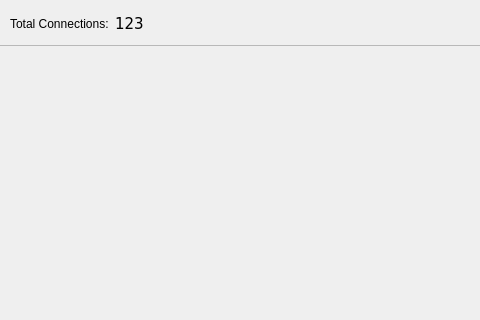
Old version of the form robot_server/gui/resources/main_window.ui in the repository leirimnad/robot_server; both pictures show x 386 to 866 and y 0 to 320 of the 1046 by 597 pixel window.
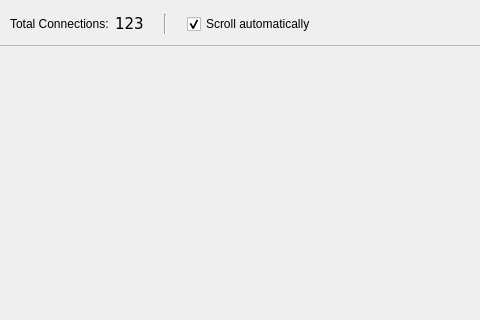
New version of the form.

Commit message: add automatic scrolling controls

Patch:
```diff
--- a/robot_server/gui/resources/main_window.ui
+++ b/robot_server/gui/resources/main_window.ui
@@ -115,6 +115,23 @@
         </item>
        </layout>
       </item>
+      <item>
+       <widget class="Line" name="line_2">
+        <property name="orientation">
+         <enum>Qt::Vertical</enum>
+        </property>
+       </widget>
+      </item>
+      <item>
+       <widget class="QCheckBox" name="autoScrollCheckBox">
+        <property name="text">
+         <string>Scroll automatically</string>
+        </property>
+        <property name="checked">
+         <bool>true</bool>
+        </property>
+       </widget>
+      </item>
       <item>
        <spacer name="horizontalSpacer">
         <property name="orientation">
```
The commit also changes 1 other file.
